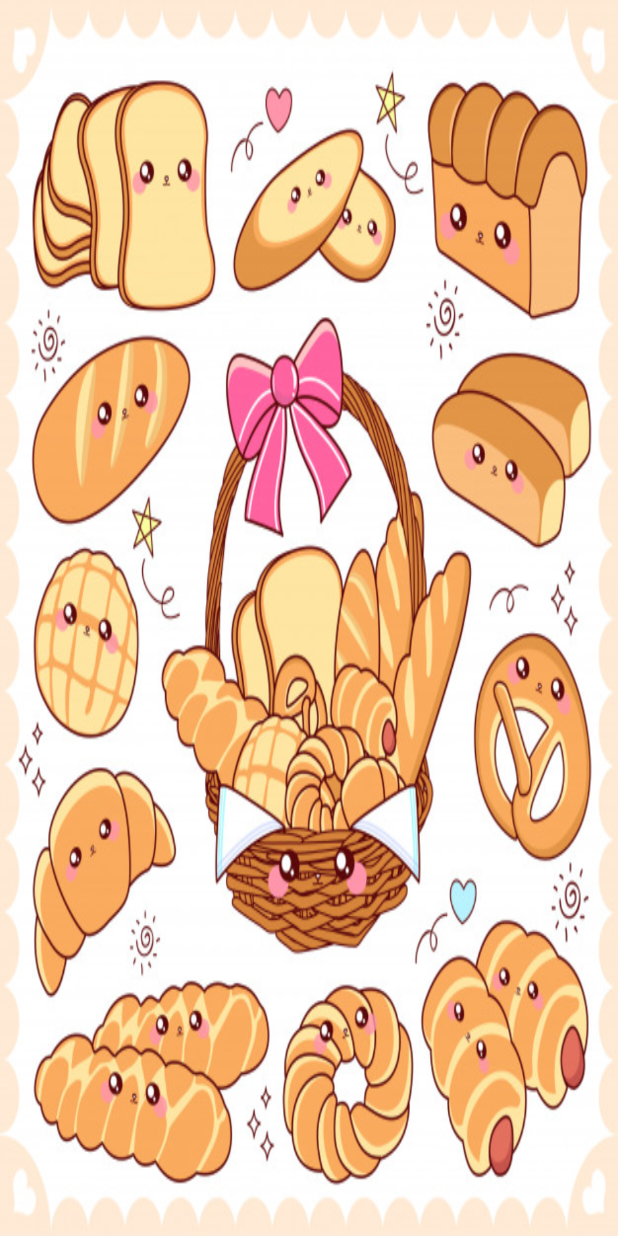
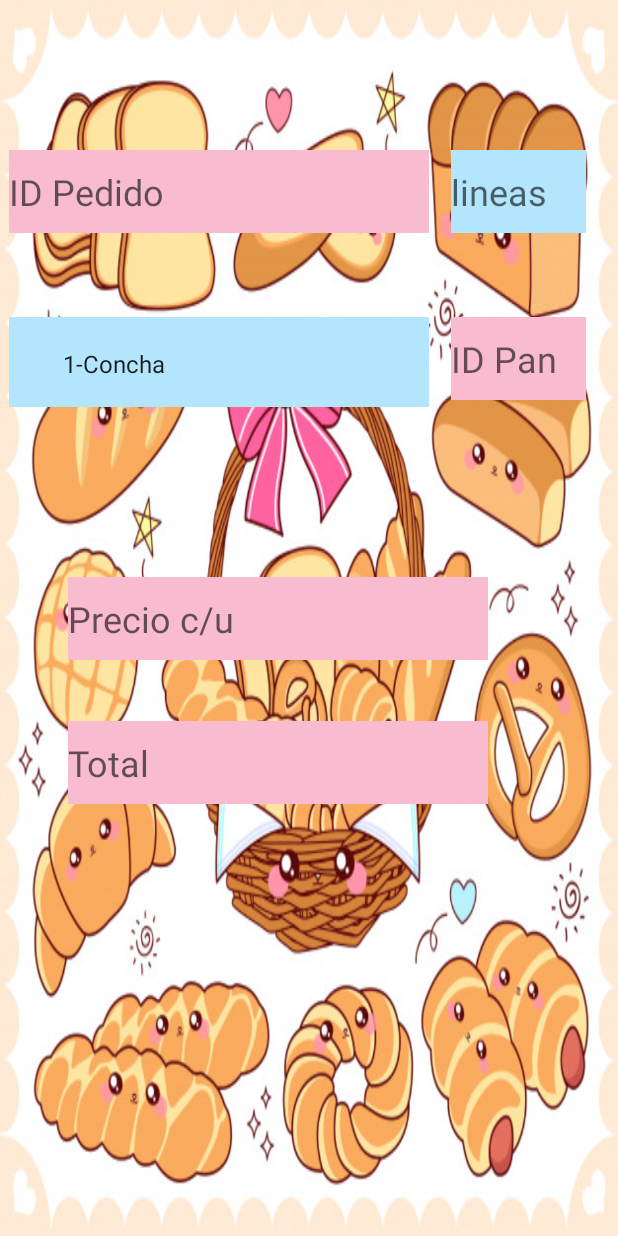
Before and after one commit to SandraGpe/BakerysRaul, an Android app: the lineasPed screen opened directly, with no data from a screen before it, on a phone screen of 412 x 824 dp. Run offline under Robolectric (Android 15) with nearby library versions, the light colour scheme and no system bars; network calls fail.

Commit message:
update 16

```diff
--- a/app/src/main/java/com/example/bakerysraul/UserPerfil.kt
+++ b/app/src/main/java/com/example/bakerysraul/UserPerfil.kt
@@ -64,7 +64,7 @@ class UserPerfil : AppCompatActivity() {
                         val tel = sensadoJson.getJSONObject(0).getString("tel")
 
                         txtIdU.setText(id)
-                        txtCliente.setText(nom)
+                        idPedido.setText(nom)
                         txtApellido.setText(ape)
                         txtRFC.setText(rfc)
                         txtComunidad.setText(com)
@@ -157,7 +157,7 @@ class UserPerfil : AppCompatActivity() {
     //SI FUNCIONA
     fun Actualizar(view: View) {
         if (txtIdU.text.toString().isEmpty() ||
-            txtCliente.text.toString().isEmpty() ||
+            idPedido.text.toString().isEmpty() ||
             txtApellido.text.toString().isEmpty() ||
             txtComunidad.text.toString().isEmpty() ||
             txtCalle.text.toString().isEmpty() ||
@@ -171,7 +171,7 @@ class UserPerfil : AppCompatActivity() {
         else
         {
             val id = txtIdU.text.toString()
-            val nom = txtCliente.text.toString()
+            val nom = idPedido.text.toString()
             val ape = txtApellido.text.toString()
             val rfc = txtRFC.text.toString()
             val com = txtComunidad.text.toString()
@@ -182,7 +182,7 @@ class UserPerfil : AppCompatActivity() {
             val admin = adminbd(this)
             var jsonEntrada = JSONObject()
             jsonEntrada.put("idCliente", txtIdU.text.toString())
-            jsonEntrada.put("nomCliente", txtCliente.text.toString())
+            jsonEntrada.put("nomCliente", idPedido.text.toString())
             jsonEntrada.put("apellidoCliente", txtApellido.text.toString())
             jsonEntrada.put("RFC",txtRFC.text.toString())
             jsonEntrada.put("comunidad",txtComunidad.text.toString())
@@ -191,7 +191,7 @@ class UserPerfil : AppCompatActivity() {
             jsonEntrada.put("cp",txtCP.text.toString())
             jsonEntrada.put("tel",txtTel.text.toString())
             txtIdU.setText("")
-            txtCliente.setText("")
+            idPedido.setText("")
             txtApellido.setText("")
             txtRFC.setText("")
             txtComunidad.setText("")
@@ -208,7 +208,7 @@ class UserPerfil : AppCompatActivity() {
     //SI FUNCIONA
     fun Limpiar(v:View){
         txtIdU.setText("")
-        txtCliente.setText("")
+        idPedido.setText("")
         txtApellido.setText("")
         txtRFC.setText("")
         txtComunidad.setText("")
@@ -220,7 +220,7 @@ class UserPerfil : AppCompatActivity() {
 
     //SI FUNCIONA
     fun Agregar(v: View){
-        if (txtCliente.text.toString().isEmpty() ||
+        if (idPedido.text.toString().isEmpty() ||
             txtApellido.text.toString().isEmpty() ||
             txtComunidad.text.toString().isEmpty() ||
             txtCalle.text.toString().isEmpty() ||
@@ -230,7 +230,7 @@ class UserPerfil : AppCompatActivity() {
             txtIdU.setError("Falta información de Ingresar")
             txtIdU.requestFocus()
         } else {
-            val nom = txtCliente.text.toString()
+            val nom = idPedido.text.toString()
             val ape = txtApellido.text.toString()
             val rfc = txtRFC.text.toString()
             val com = txtComunidad.text.toString()
@@ -240,7 +240,7 @@ class UserPerfil : AppCompatActivity() {
             val tel = txtTel.text.toString()
             val admin = adminbd(this)
             var jsonEntrada = JSONObject()
-            jsonEntrada.put("nomCliente", txtCliente.text.toString())
+            jsonEntrada.put("nomCliente", idPedido.text.toString())
             jsonEntrada.put("apellidoCliente", txtApellido.text.toString())
             jsonEntrada.put("RFC",txtRFC.text.toString())
             jsonEntrada.put("comunidad",txtComunidad.text.toString())
@@ -263,7 +263,7 @@ class UserPerfil : AppCompatActivity() {
             var jsonEntrada = JSONObject()
             jsonEntrada.put("idCliente", txtIdU.text.toString())
             txtIdU.setText("")
-            txtCliente.setText("")
+            idPedido.setText("")
             txtApellido.setText("")
             txtRFC.setText("")
             txtComunidad.setText("")
@@ -283,7 +283,7 @@ class UserPerfil : AppCompatActivity() {
                 val succ = response["success"]
                 val msg = response["message"]
                 if (succ == 200){
-                    txtCliente.setText("")
+                    idPedido.setText("")
                     txtApellido.setText("")
                     txtRFC.setText("")
                     txtComunidad.setText("")
@@ -291,7 +291,7 @@ class UserPerfil : AppCompatActivity() {
                     txtCP.setText("")
                     txtCalle.setText("")
                     txtTel.setText("")
-                    txtCliente.requestFocus()
+                    idPedido.requestFocus()
                     Toast.makeText(this, "Success:${succ}  Message:${msg} Servidor Web Modificado", Toast.LENGTH_SHORT).show();
                 }
             },
--- a/app/src/main/java/com/example/bakerysraul/lineasPed.kt
+++ b/app/src/main/java/com/example/bakerysraul/lineasPed.kt
@@ -2,11 +2,31 @@ package com.example.bakerysraul
 
 import androidx.appcompat.app.AppCompatActivity
 import android.os.Bundle
+import android.view.View
+import android.widget.AdapterView
+import android.widget.ArrayAdapter
+import kotlinx.android.synthetic.main.activity_lineas_ped.*
 
 class lineasPed : AppCompatActivity() {
 
     override fun onCreate(savedInstanceState: Bundle?) {
         super.onCreate(savedInstanceState)
         setContentView(R.layout.activity_lineas_ped)
+
+        val pan = arrayListOf("1-Concha","2-Yoyo","3-Oreja","4-Bigote","5-Dona","6-Cuerno","7-Bolillo","8-Gragea","9-Quequis","10-Salado","11-Moño","12-Barquillo","13-Paloma","14-Rol","15-Campechana","16-Quesadilla")
+        val arrayAdapter = ArrayAdapter(this,android.R.layout.simple_list_item_1,pan)
+
+
+        spinner.adapter = arrayAdapter
+        spinner.onItemSelectedListener = object :
+            AdapterView.OnItemSelectedListener{
+            override fun onNothingSelected(parent: AdapterView<*>?) {
+
+            }
+
+            override fun onItemSelected(parent: AdapterView<*>?, view: View?, position: Int, id: Long) {
+
+            }
+        }
     }
 }
--- a/app/src/main/res/layout/activity_lineas_ped.xml
+++ b/app/src/main/res/layout/activity_lineas_ped.xml
@@ -7,4 +7,93 @@
     android:background="@drawable/lineas"
     tools:context=".lineasPed">
 
+    <EditText
+        android:id="@+id/idPedido"
+        android:layout_width="280dp"
+        android:layout_height="55dp"
+        android:layout_marginTop="100dp"
+        android:background="#f8bbd0"
+        android:ems="15"
+        android:hint="ID Pedido"
+        android:inputType="textPersonName"
+        android:textSize="24sp"
+        app:layout_constraintBottom_toTopOf="@+id/spinner"
+        app:layout_constraintEnd_toEndOf="parent"
+        app:layout_constraintHorizontal_bias="0.045"
+        app:layout_constraintStart_toStartOf="parent"
+        app:layout_constraintTop_toTopOf="parent"
+        app:layout_constraintVertical_bias="0.0" />
+
+    <EditText
+        android:id="@+id/lineas"
+        android:layout_width="90dp"
+        android:layout_height="55dp"
+        android:layout_marginTop="100dp"
+        android:layout_marginEnd="16dp"
+        android:background="#b3e5fc"
+        android:ems="15"
+        android:hint="lineas"
+        android:inputType="textPersonName"
+        android:textSize="24sp"
+        app:layout_constraintEnd_toEndOf="parent"
+        app:layout_constraintHorizontal_bias="0.736"
+        app:layout_constraintStart_toEndOf="@+id/idPedido"
+        app:layout_constraintTop_toTopOf="parent" />
+
+    <Spinner
+        android:id="@+id/spinner"
+        android:layout_width="280dp"
+        android:layout_height="60dp"
+        android:background="#b3e5fc"
+        android:gravity="center"
+        android:padding="20dp"
+        app:layout_constraintBottom_toBottomOf="parent"
+        app:layout_constraintEnd_toEndOf="parent"
+        app:layout_constraintHorizontal_bias="0.045"
+        app:layout_constraintStart_toStartOf="parent"
+        app:layout_constraintTop_toTopOf="parent"
+        app:layout_constraintVertical_bias="0.277" />
+
+    <EditText
+        android:id="@+id/Pan"
+        android:layout_width="90dp"
+        android:layout_height="55dp"
+        android:background="#f8bbd0"
+        android:ems="15"
+        android:hint="ID Pan"
+        android:inputType="textPersonName"
+        android:textSize="24sp"
+        app:layout_constraintBottom_toBottomOf="parent"
+        app:layout_constraintEnd_toEndOf="parent"
+        app:layout_constraintHorizontal_bias="0.4"
+        app:layout_constraintStart_toEndOf="@+id/spinner"
+        app:layout_constraintTop_toTopOf="parent"
+        app:layout_constraintVertical_bias="0.275" />
+
+    <EditText
+        android:id="@+id/preciounitario"
+        android:layout_width="280dp"
+        android:layout_height="55dp"
+        android:background="#f8bbd0"
+        android:hint="Precio c/u"
+        app:layout_constraintBottom_toBottomOf="parent"
+        app:layout_constraintEnd_toEndOf="parent"
+        app:layout_constraintHorizontal_bias="0.343"
+        app:layout_constraintStart_toStartOf="parent"
+        app:layout_constraintTop_toTopOf="parent"
+        android:textSize="24sp"/>
+
+    <EditText
+        android:layout_width="280dp"
+        android:layout_height="55dp"
+        android:background="#f8bbd0"
+        android:hint="Total"
+        app:layout_constraintBottom_toBottomOf="parent"
+        app:layout_constraintEnd_toEndOf="parent"
+        app:layout_constraintHorizontal_bias="0.343"
+        app:layout_constraintStart_toStartOf="parent"
+        app:layout_constraintTop_toTopOf="parent"
+        app:layout_constraintVertical_bias="0.625"
+        android:textSize="24sp"/>
+
 </androidx.constraintlayout.widget.ConstraintLayout>
--- a/app/src/main/res/layout/activity_user_perfil.xml
+++ b/app/src/main/res/layout/activity_user_perfil.xml
@@ -46,7 +46,7 @@
                 android:textSize="24sp" />
 
             <EditText
-                android:id="@+id/txtCliente"
+                android:id="@+id/idPedido"
                 android:layout_width="350dp"
                 android:layout_height="55dp"
                 android:layout_centerHorizontal="true"
```
